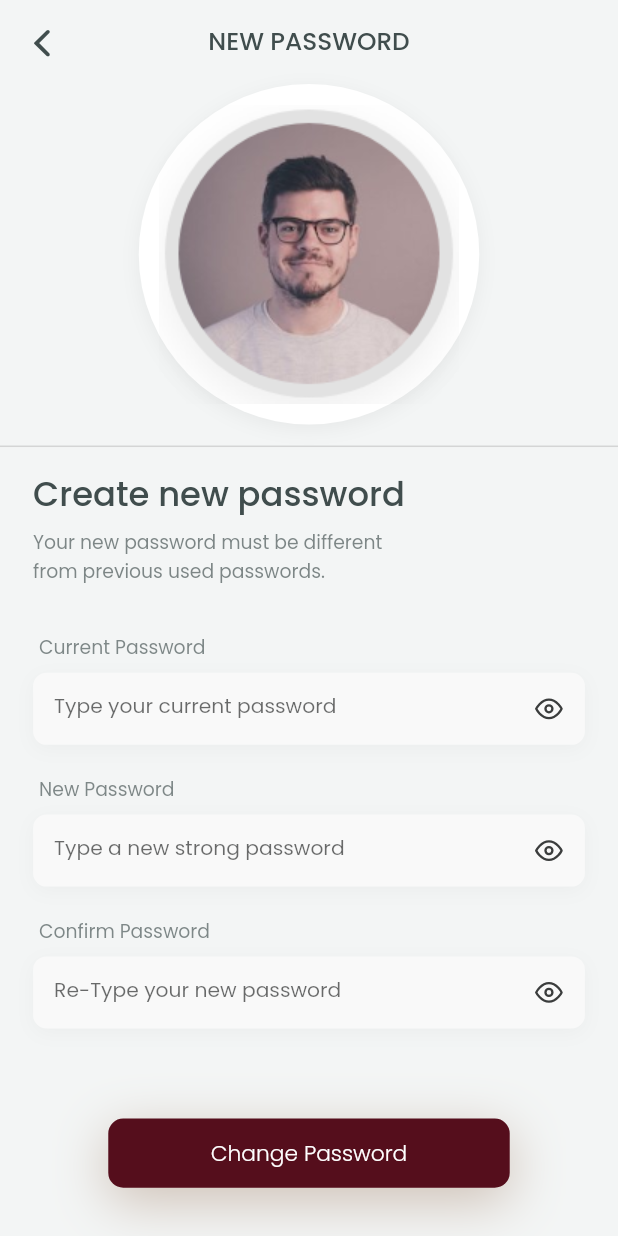
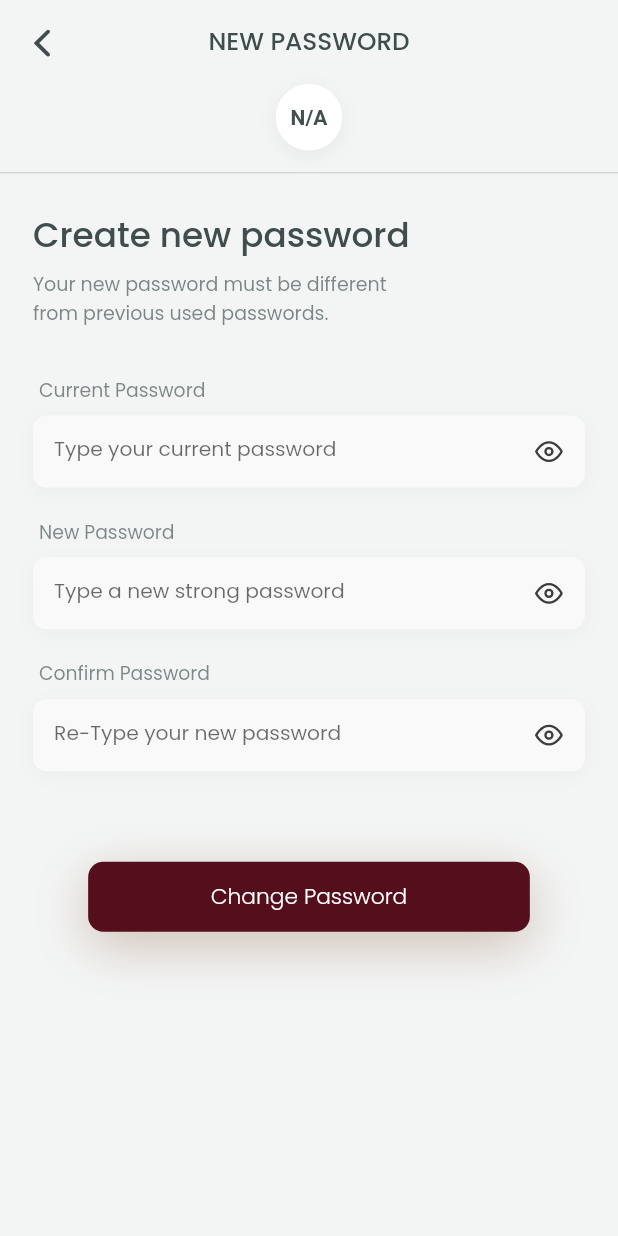
Before and after one commit to mohancnp/mohancnp, a Flutter app: the PersonalDataPage screen opened by its route, after a tap on "Change Password", on a phone screen of 412 x 824 dp. Run offline on Flutter 3.47's test engine with Material 2 defaults, Android fonts, the phone set to English and light mode, and no system bars; our stand-ins replace connectivity_plus, dio, expandable, feather_icons, flutter_screenutil, flutter_spinkit and 11 more; missing offline and left inert: day_night_time_picker; accounts and stored records are empty; project files that could hold a hidden picture were left out.

Commit message:
profile page UI improvement

```diff
--- a/lib/modules/profile/personal_data_page.dart
+++ b/lib/modules/profile/personal_data_page.dart
@@ -5,7 +5,10 @@ import 'package:metrocoffee/core/config.dart';
 import 'package:metrocoffee/modules/profile/personal_data_page_controller.dart';
 import 'package:metrocoffee/core/constants/fontconstants.dart';
 import 'package:metrocoffee/core/theme.dart';
+import 'package:metrocoffee/modules/profile/profile_page_controller.dart';
+import 'package:metrocoffee/ui/src/palette.dart';
 import 'widgets/user_data_feilds.dart';
+import 'package:flutter_screenutil/flutter_screenutil.dart';
 
 class PersonalDataPage extends StatelessWidget {
   PersonalDataPage({Key? key}) : super(key: key);
@@ -14,8 +17,6 @@ class PersonalDataPage extends StatelessWidget {
 
   @override
   Widget build(BuildContext context) {
-    double screenwidth = MediaQuery.of(context).size.width;
-    double screenheight = MediaQuery.of(context).size.height;
     return GetBuilder<PersonalDataPageController>(
         initState: (v) {
           personalDataPageController.initializeFeilds();
@@ -28,11 +29,9 @@ class PersonalDataPage extends StatelessWidget {
                 physics: AlwaysScrollableScrollPhysics(),
                 child: Container(
                   padding: EdgeInsets.only(
-                    //          horizontal: 22
-
-                    bottom: screenwidth * 0.0535,
+                    bottom: 22.h,
                   ),
-                  width: screenwidth,
+                  width: 375.w,
                   child: Column(
                     mainAxisAlignment: MainAxisAlignment.start,
                     crossAxisAlignment: CrossAxisAlignment.center,
@@ -41,10 +40,10 @@ class PersonalDataPage extends StatelessWidget {
                         title: Text(
                           "PERSONAL DATA",
                           style: getpoppins(TextStyle(
-                              fontWeight: FontWeight.w400,
-                              color: darkgrey,
-                              //    fontSize: 16.5
-                              fontSize: screenwidth * 0.0401)),
+                            fontWeight: FontWeight.w400,
+                            color: darkgrey,
+                            fontSize: 16.5.sp,
+                          )),
                         ),
                         centerTitle: true,
                         leading: IconButton(
@@ -54,8 +53,7 @@ class PersonalDataPage extends StatelessWidget {
                           icon: Icon(
                             CupertinoIcons.back,
                             color: darkgrey,
-//                size: 28,
-                            size: screenwidth * 0.0681,
+                            size: 28.sp,
                           ),
                         ),
                         backgroundColor: Colors.transparent,
@@ -66,28 +64,29 @@ class PersonalDataPage extends StatelessWidget {
                         children: [
                           Container(
                             margin: EdgeInsets.only(
-                              left: screenwidth * 0.0535,
-                              right: screenwidth * 0.0535,
+                              left: 20.w,
+                              right: 20.w,
                             ),
                             padding: EdgeInsets.all(
-                                //            14
-                                screenwidth * 0.0340),
+                              14.r,
+                            ),
                             decoration: BoxDecoration(
                                 shape: BoxShape.circle,
                                 color: Colors.white,
                                 boxShadow: [
                                   BoxShadow(
                                       color: Colors.black.withOpacity(0.05),
-                                      blurRadius: 10,
-                                      offset: Offset(0, 3))
+                                      blurRadius: 10.r,
+                                      offset: Offset(0, 3.r))
                                 ]),
                             child: personalDataPageController.imageUri != null
                                 ? ClipRRect(
                                     borderRadius: BorderRadius.circular(
-                                        screenwidth * 0.2007 * 0.5),
+                                      38.w,
+                                    ),
                                     child: Image.network(
                                       "$baseUrl${personaldatacontroller.imageUri!}",
-                                      width: screenwidth * 0.2007,
+                                      width: 76.w,
                                       loadingBuilder:
                                           (context, widget, imageChunkEvent) {
                                         if (imageChunkEvent == null) {
@@ -101,24 +100,36 @@ class PersonalDataPage extends StatelessWidget {
                                       fit: BoxFit.fill,
                                     ),
                                   )
-                                : Image.asset(
-                                    "assets/images/profilep.png",
-                                    //     width: 82.5,
-                                    width: screenwidth * 0.2007,
-                                    fit: BoxFit.cover,
-                                  ),
+                                : Obx(() {
+                                    var newUser =
+                                        Get.find<ProfilePageController>()
+                                            .getFirstLetterOfNameAndSurname();
+
+                                    return Container(
+                                      alignment: Alignment.center,
+                                      decoration: BoxDecoration(
+                                        shape: BoxShape.circle,
+                                      ),
+                                      child: Text(
+                                        newUser,
+                                        style: TextStyle(
+                                          fontWeight: FontWeight.bold,
+                                          color: Palette.textColor,
+                                        ),
+                                      ),
+                                    );
+                                  }),
                           )
                         ],
                       ),
                       Container(
                         margin: EdgeInsets.only(
-//                top:14,bottom: 24
-                          left: screenwidth * 0.0535,
-                          right: screenwidth * 0.0535,
-                          top: screenwidth * 0.0340,
-                          bottom: screenwidth * 0.0340,
+                          left: 20.w,
+                          right: 20.w,
+                          top: 14.w,
+                          bottom: 24.h,
                         ),
-                        width: screenwidth,
+                        width: 375.w,
                         height: 1,
                         decoration: BoxDecoration(
                           color: Color(0xffA5A5A5).withOpacity(0.4),
@@ -129,8 +140,8 @@ class PersonalDataPage extends StatelessWidget {
                         decoration: BoxDecoration(
                             borderRadius: BorderRadius.circular(12),
                             color: coffeecolor),
-                        width: screenwidth * 0.35,
-                        height: screenheight * 0.06,
+                        width: 130.w,
+                        height: 32.h,
                         child: MaterialButton(
                           child: Text(
                             "update",
--- a/lib/modules/profile/profile_page_controller.dart
+++ b/lib/modules/profile/profile_page_controller.dart
@@ -32,6 +32,22 @@ class ProfilePageController extends GetxController {
     return _newUser.value;
   }
 
+  String getFirstLetterOfNameAndSurname() {
+    var user = this.newUser;
+    String imagePlaceHolder = "N/A";
+    if (user.imageUri == null && user.name != null) {
+      imagePlaceHolder = "";
+      imagePlaceHolder = user.name?.substring(0, 1).toUpperCase() ?? "N";
+      var surname = user.name?.split(" ")[1];
+      var length = surname?.length ?? 0;
+      if (length > 0) {
+        imagePlaceHolder =
+            imagePlaceHolder + surname!.substring(0, 1).toUpperCase();
+      }
+    }
+    return imagePlaceHolder;
+  }
+
   Future logout() async {
     // Get.defaultDialog(
     //     content: SizedBox(
--- a/lib/modules/shareables/change_password.dart
+++ b/lib/modules/shareables/change_password.dart
@@ -7,16 +7,18 @@ import 'package:metrocoffee/core/constants/fontconstants.dart';
 import 'package:metrocoffee/modules/profile/personal_data_page_controller.dart';
 import 'package:metrocoffee/modules/profile/profile_page_controller.dart';
 import 'package:metrocoffee/modules/shareables/widgets/change_password_feild.dart';
+import 'package:metrocoffee/ui/src/palette.dart';
 import '../../core/theme.dart';
+import 'package:flutter_screenutil/flutter_screenutil.dart';
 
 class ChangePasswordPage extends StatelessWidget {
   ChangePasswordPage({Key? key}) : super(key: key);
   final PersonalDataPageController personalDataPageController =
       Get.find<PersonalDataPageController>();
   final controller = Get.find<ProfilePageController>();
+
   @override
   Widget build(BuildContext context) {
-    double screenwidth = MediaQuery.of(context).size.width;
     return GetBuilder<PersonalDataPageController>(
         initState: (v) {
           personalDataPageController.currentpasswordcontroller.text = "";
@@ -36,15 +38,15 @@ class ChangePasswordPage extends StatelessWidget {
                 : GestureDetector(
                     onTap: () {},
                     child: AnimatedContainer(
-                      height: 42,
-                      width: 295,
+                      height: 42.h,
+                      width: 295.w,
                       duration: Duration(milliseconds: 250),
                       decoration: BoxDecoration(
                         color: Colors.greenAccent,
-                        borderRadius: BorderRadius.all(Radius.circular(24)),
+                        borderRadius: BorderRadius.all(Radius.circular(24.r)),
                       ),
-                      padding:
-                          EdgeInsets.symmetric(vertical: 11, horizontal: 14),
+                      padding: EdgeInsets.symmetric(
+                          vertical: 11.h, horizontal: 14.w),
                       child: Row(
                         crossAxisAlignment: CrossAxisAlignment.center,
                         mainAxisAlignment: MainAxisAlignment.center,
@@ -52,17 +54,18 @@ class ChangePasswordPage extends StatelessWidget {
                           Icon(
                             FeatherIcons.check,
                             color: Colors.white,
-                            size: 24,
+                            size: 24.r,
                           ),
                           Container(
-                            margin: EdgeInsets.only(left: 11),
+                            margin: EdgeInsets.only(left: 11.w),
                             child: Center(
                               child: Text(
                                 "Password changes successfully",
                                 style: getpoppins(TextStyle(
                                   fontWeight: FontWeight.w400,
                                   color: Colors.white,
-                                    fontSize: 14.5)),
+                                  fontSize: 14.5.sp,
+                                )),
                               ),
                             ),
                           )
@@ -74,7 +77,7 @@ class ChangePasswordPage extends StatelessWidget {
             body: SingleChildScrollView(
               physics: AlwaysScrollableScrollPhysics(),
               child: Container(
-                width: screenwidth,
+                width: 375.w,
                 child: Column(
                   mainAxisAlignment: MainAxisAlignment.start,
                   crossAxisAlignment: CrossAxisAlignment.center,
@@ -85,8 +88,8 @@ class ChangePasswordPage extends StatelessWidget {
                         style: getpoppins(TextStyle(
                           fontWeight: FontWeight.w500,
                           color: darkgrey,
-                            //    fontSize: 16.5
-                            fontSize: screenwidth * 0.0401)),
+                          fontSize: 16.5,
+                        )),
                       ),
                       centerTitle: true,
                       leading: IconButton(
@@ -98,8 +101,7 @@ class ChangePasswordPage extends StatelessWidget {
                         icon: Icon(
                           CupertinoIcons.back,
                           color: darkgrey,
-//                size: 28,
-                          size: screenwidth * 0.0681,
+                          size: 28.r,
                         ),
                       ),
                       backgroundColor: Colors.transparent,
@@ -107,11 +109,10 @@ class ChangePasswordPage extends StatelessWidget {
                     ),
                     Container(
                       padding: EdgeInsets.only(
-                        //          horizontal: 22
-                        left: screenwidth * 0.0535,
-                        right: screenwidth * 0.0535,
+                        left: 22.w,
+                        right: 22.w,
                       ),
-                      width: screenwidth,
+                      width: 375.w,
                       child: Obx(() {
                         var user = controller.newUser;
                         return Row(
@@ -119,34 +120,49 @@ class ChangePasswordPage extends StatelessWidget {
                           children: [
                             Container(
                               margin: EdgeInsets.only(
-                                left: screenwidth * 0.0535,
-                                right: screenwidth * 0.0535,
+                                left: 20.w,
+                                right: 20.w,
                               ),
                               padding: EdgeInsets.all(
-                                  //            14
-                                  screenwidth * 0.0340),
+                                14.r,
+                              ),
                               decoration: BoxDecoration(
                                   shape: BoxShape.circle,
                                   color: Colors.white,
                                   boxShadow: [
                                     BoxShadow(
                                         color: Colors.black.withOpacity(0.05),
-                                        blurRadius: 10,
-                                        offset: Offset(0, 3))
+                                        blurRadius: 10.r,
+                                        offset: Offset(0, 3.r))
                                   ]),
                               child: user.imageUri == null
-                                  ? Image.asset(
-                                      "assets/images/profilep.png",
-                                      fit: BoxFit.cover,
-                                    )
+                                  ? Obx(() {
+                                      var newUser = controller
+                                          .getFirstLetterOfNameAndSurname();
+
+                                      return Container(
+                                        alignment: Alignment.center,
+                                        decoration: BoxDecoration(
+                                          shape: BoxShape.circle,
+                                        ),
+                                        child: Text(
+                                          newUser,
+                                          style: TextStyle(
+                                            fontWeight: FontWeight.bold,
+                                            color: Palette.textColor,
+                                          ),
+                                        ),
+                                      );
+                                    })
                                   : ClipRRect(
                                       borderRadius: BorderRadius.circular(
-                                          screenwidth * 0.1733 * 0.5),
+                                        32.r,
+                                      ),
                                       child: Image.network(
                                         "$baseUrl${user.imageUri}",
                                         fit: BoxFit.cover,
-                                        height: screenwidth * 0.1733,
-                                        width: screenwidth * 0.1733,
+                                        height: 64.r,
+                                        width: 64.r,
                                         loadingBuilder:
                                             (context, widget, imageProgress) {
                                           if (imageProgress == null) {
@@ -168,21 +184,20 @@ class ChangePasswordPage extends StatelessWidget {
                     ),
                     Container(
                       margin: EdgeInsets.only(
-//                top:14,bottom: 24
-                        top: screenwidth * 0.0340,
-                        bottom: screenwidth * 0.0340,
+                        top: 14.h,
+                        bottom: 24.h,
                       ),
-                      width: screenwidth,
-                      height: 1,
+                      width: 375.w,
+                      height: 1.h,
                       decoration: BoxDecoration(
                         color: Color(0xffA5A5A5).withOpacity(0.4),
                       ),
                     ),
                     Container(
-                      width: screenwidth,
+                      width: 375.w,
                       padding: EdgeInsets.only(
-                        left: screenwidth * 0.0535,
-                        right: screenwidth * 0.0535,
+                        left: 20.w,
+                        right: 20.w,
                       ),
                       child: Row(
                         mainAxisAlignment: MainAxisAlignment.start,
@@ -192,8 +207,7 @@ class ChangePasswordPage extends StatelessWidget {
                               "Create new password",
                               style: getpoppins(TextStyle(
                                   fontWeight: FontWeight.w500,
-//                                  fontSize: 22.5,
-                                  fontSize: screenwidth * 0.0547,
+                                  fontSize: 22.5.sp,
                                   color: darkgrey)),
                             ),
                           )
@@ -201,25 +215,24 @@ class ChangePasswordPage extends StatelessWidget {
                       ),
                     ),
                     Container(
-                        width: screenwidth,
+                        width: 375.w,
                         padding: EdgeInsets.only(
-                          left: screenwidth * 0.0535,
-                          right: screenwidth * 0.0535,
+                          left: 20.w,
+                          right: 20.w,
                         ),
                         child: Row(
                           mainAxisAlignment: MainAxisAlignment.start,
                           children: [
                             Container(
                               margin: EdgeInsets.only(
-//                                  top: 6, bottom: 32
-                                  top: screenwidth * 0.0145,
-                                  bottom: screenwidth * 0.0778),
+                                top: 6.h,
+                                bottom: 32.h,
+                              ),
                               child: Text(
                                 "Your new password must be different\nfrom previous used passwords.",
                                 style: getpoppins(TextStyle(
                                   fontWeight: FontWeight.w400,
-                                  //       fontSize: 12.5,
-                                  fontSize: screenwidth * 0.0304,
+                                  fontSize: 12.5.sp,
                                   color: darkgrey.withOpacity(0.66),
                                 )),
                               ),
@@ -235,24 +248,22 @@ class ChangePasswordPage extends StatelessWidget {
                         onTap: personalDataPageController.changePassword,
                         child: Container(
                           margin: EdgeInsets.only(
-                              //          horizontal: 22
-                              left: screenwidth * 0.0535,
-                              right: screenwidth * 0.0535,
-//          top: 26
-                              top: screenwidth * 0.0632),
-//      width: 267,height: 46,
-                          width: screenwidth * 0.6496,
-                          height: screenwidth * 0.1119,
+                            left: 22.w,
+                            right: 22.w,
+                            top: 26.h,
+                          ),
+                          width: 268.w,
+                          height: 46.h,
                           decoration: BoxDecoration(
                               borderRadius:
-                                  BorderRadius.all(Radius.circular(10)),
+                                  BorderRadius.all(Radius.circular(10.r)),
                               color: coffeecolor,
                               boxShadow: [
                                 BoxShadow(
                                     color:
                                         Color(0xffC3916A4D).withOpacity(0.38),
-                                    blurRadius: 30,
-                                    offset: Offset(0, 9))
+                                    blurRadius: 30.r,
+                                    offset: Offset(0, 9.h))
                               ]),
                           child: Center(
                             child: Text(
@@ -260,8 +271,8 @@ class ChangePasswordPage extends StatelessWidget {
                               style: getpoppins(TextStyle(
                                 fontWeight: FontWeight.w300,
                                 color: Colors.white,
-                                  //    fontSize: 14.5
-                                  fontSize: screenwidth * 0.0352)),
+                                fontSize: 14.5,
+                              )),
                             ),
                           ),
                         ))
```
Also changed, not shown: lib/modules/profile/profile_page.dart (+144 -125 lines), lib/modules/profile/widgets/user_info_short_widget.dart (+1 -8 lines). Lines whose indentation alone changed are shown as unchanged.
